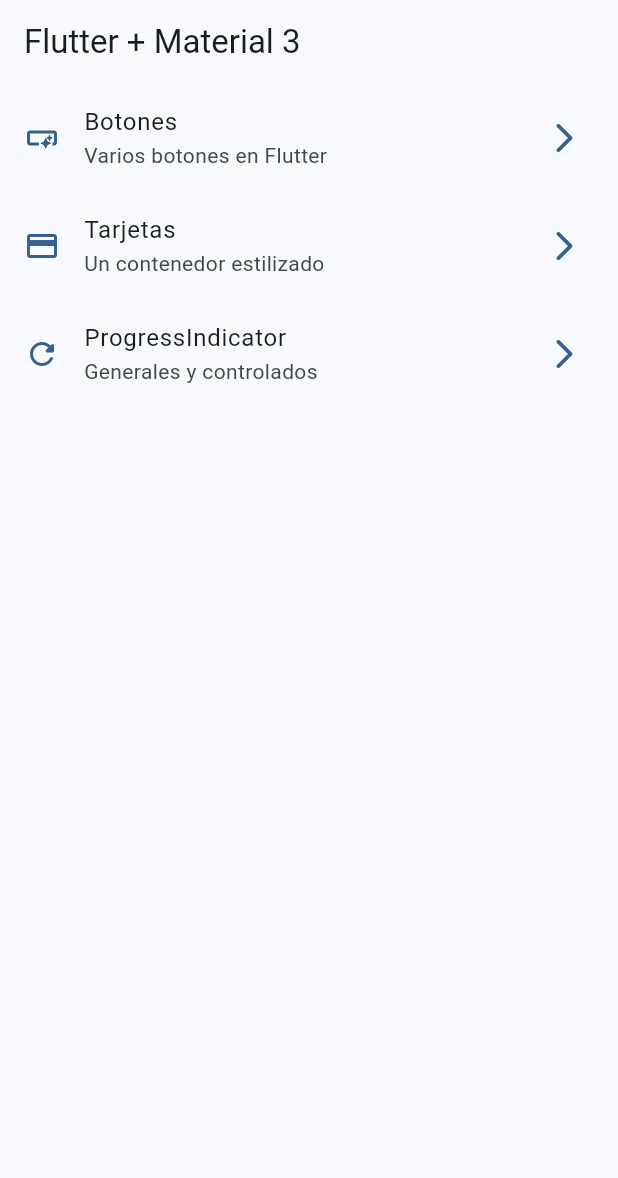
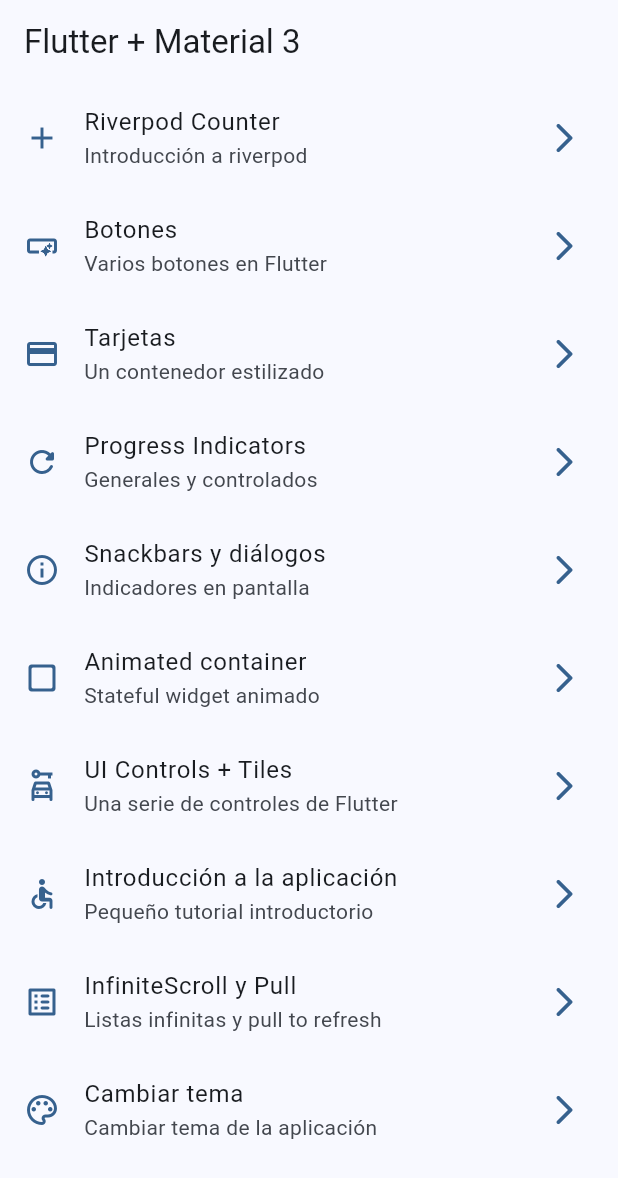
Before and after one commit to hesuh05/Practicas_DMI_230028, a Flutter app: the screen it shows after launch, on a phone screen of 412 x 824 dp. Shown: the top 1178 px of the screen. Run offline on Flutter 3.47's test engine with Material 3 defaults, Android fonts, the phone set to English and light mode, and no system bars; our stand-ins replace audioplayers, dio, flutter_riverpod, go_router, shared_preferences, video_player; statements that could not run were skipped.

Commit message:
Practica 05: Widgets App - update: app_router, menu_items y main setup

```diff
--- a/practica_05/widgets_app/lib/config/menu/menu_items.dart
+++ b/practica_05/widgets_app/lib/config/menu/menu_items.dart
@@ -1,4 +1,5 @@
 import 'package:flutter/material.dart';
+
 
 class MenuItem {
   final String title;
@@ -14,23 +15,80 @@
   });
 }
 
+
 const appMenuItems = <MenuItem>[
+
+
+  MenuItem(
+    title: 'Riverpod Counter',
+    subTitle: 'Introducción a riverpod',
+    link: '/counter-river',
+    icon: Icons.add
+  ),
+
   MenuItem(
     title: 'Botones',
     subTitle: 'Varios botones en Flutter',
     link: '/buttons',
     icon: Icons.smart_button_outlined
   ),
+
   MenuItem(
     title: 'Tarjetas',
     subTitle: 'Un contenedor estilizado',
     link: '/cards',
     icon: Icons.credit_card
   ),
+
   MenuItem(
-    title: 'ProgressIndicator',
+    title: 'Progress Indicators',
     subTitle: 'Generales y controlados',
     link: '/progress',
     icon: Icons.refresh_rounded
-  )
+  ),
+
+  MenuItem(
+    title: 'Snackbars y diálogos',
+    subTitle: 'Indicadores en pantalla',
+    link: '/snackbars',
+    icon: Icons.info_outline
+  ),
+
+  MenuItem(
+    title: 'Animated container',
+    subTitle: 'Stateful widget animado',
+    link: '/animated',
+    icon: Icons.check_box_outline_blank_rounded
+  ),
+
+  MenuItem(
+    title: 'UI Controls + Tiles',
+    subTitle: 'Una serie de controles de Flutter',
+    link: '/ui-controls',
+    icon: Icons.car_rental_outlined
+  ),
+
+  MenuItem(
+    title: 'Introducción a la aplicación',
+    subTitle: 'Pequeño tutorial introductorio',
+    link: '/tutorial',
+    icon: Icons.accessible_rounded
+  ),
+
+  MenuItem(
+    title: 'InfiniteScroll y Pull',
+    subTitle: 'Listas infinitas y pull to refresh',
+    link: '/infinite',
+    icon: Icons.list_alt_rounded
+  ),
+
+  MenuItem(
+    title: 'Cambiar tema',
+    subTitle: 'Cambiar tema de la aplicación',
+    link: '/theme-changer',
+    icon: Icons.color_lens_outlined
+  ),
+
+
+
 ];
--- a/practica_05/widgets_app/lib/config/router/app_router.dart
+++ b/practica_05/widgets_app/lib/config/router/app_router.dart
@@ -1,5 +1,4 @@
 import 'package:go_router/go_router.dart';
-import 'package:widgets_app/presentation/screens/progress/progress_screen.dart';
 import 'package:widgets_app/presentation/screens/screens.dart';
 
 // GoRouter configuration
@@ -24,10 +23,53 @@
       name: CardsScreen.name,
       builder: (context, state) => const CardsScreen(),
     ),
+
     GoRoute(
       path: '/progress',
       name: ProgressScreen.name,
-      builder: (context, state) => const ProgressScreen()
-    )
+      builder: (context, state) => const ProgressScreen(),
+    ),
+
+    GoRoute(
+      path: '/snackbars',
+      name: SnackbarScreen.name,
+      builder: (context, state) => const SnackbarScreen(),
+    ),
+
+    GoRoute(
+      path: '/animated',
+      name: AnimatedScreen.name,
+      builder: (context, state) => const AnimatedScreen(),
+    ),
+
+    GoRoute(
+      path: '/ui-controls',
+      name: UiControlsScreen.name,
+      builder: (context, state) => const UiControlsScreen(),
+    ),
+
+    GoRoute(
+      path: '/tutorial',
+      name: AppTutorialScreen.name,
+      builder: (context, state) => const AppTutorialScreen(),
+    ),
+
+    GoRoute(
+      path: '/infinite',
+      name: InfiniteScrollScreen.name,
+      builder: (context, state) => const InfiniteScrollScreen(),
+    ),
+
+    GoRoute(
+      path: '/counter-river',
+      name: CounterScreen.name,
+      builder: (context, state) => const CounterScreen(),
+    ),
+
+    GoRoute(
+      path: '/theme-changer',
+      name: ThemeChangerScreen.name,
+      builder: (context, state) => const ThemeChangerScreen(),
+    ),
   ],
 );
--- a/practica_05/widgets_app/lib/main.dart
+++ b/practica_05/widgets_app/lib/main.dart
@@ -1,20 +1,32 @@
 import 'package:flutter/material.dart';
+import 'package:flutter_riverpod/flutter_riverpod.dart';
 import 'package:widgets_app/config/router/app_router.dart';
 import 'package:widgets_app/config/theme/app_theme.dart';
+import 'package:widgets_app/presentation/providers/theme_provider.dart';
 
 void main() {
-  runApp(const MainApp());
+  runApp(
+    const ProviderScope(
+      child: MainApp()
+    )
+  );
 }
 
-class MainApp extends StatelessWidget {
+class MainApp extends ConsumerWidget {
   const MainApp({super.key});
 
   @override
-  Widget build(BuildContext context) {
+  Widget build(BuildContext context, WidgetRef ref ) {
+
+    // final isDarkmode = ref.watch(isDarkmodeProvider);
+    // final selectedColor = ref.watch(selectedColorProvider);
+    final AppTheme appTheme = ref.watch( themeNotifierProvider );
+
     return MaterialApp.router(
+      title: 'Flutter Widgets',
       routerConfig: appRouter,
       debugShowCheckedModeBanner: false,
-      theme: AppTheme(selectedColor: 0).getTheme(),
+      theme: appTheme.getTheme(),
     );
   }
 }
```
Lines whose indentation alone changed are shown as unchanged.
